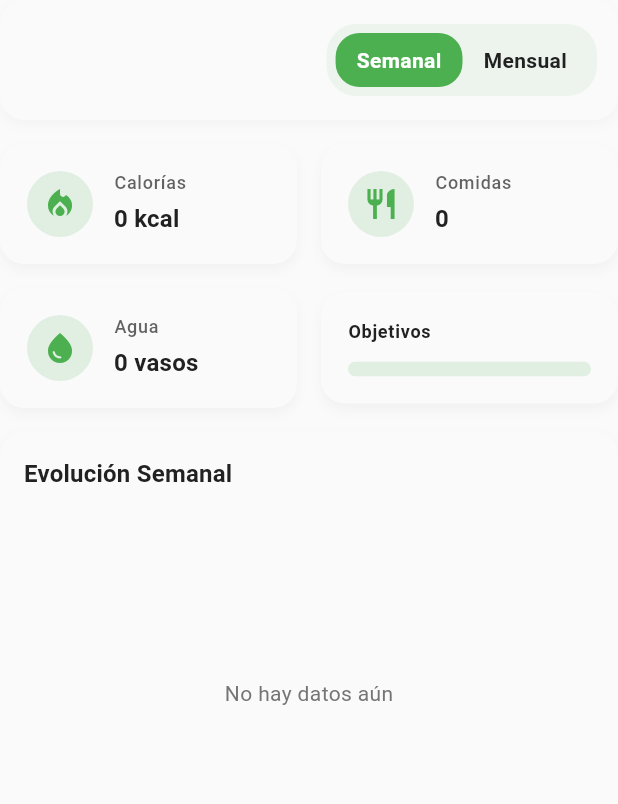
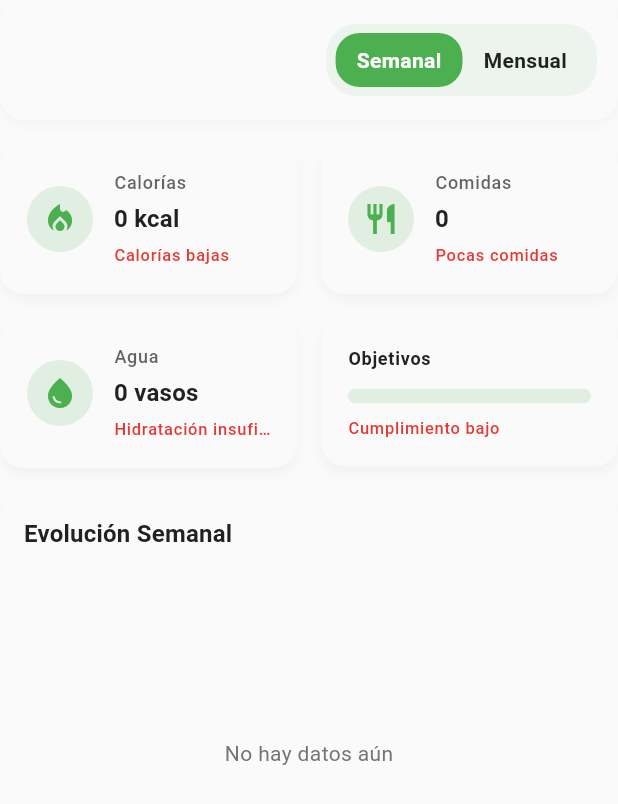
Before and after one commit to BorjaZRB/Zaitec.FCT.nutripro_1, a Flutter app: the DashboardWidget widget shown alone on an empty page, opened directly with empty values, on a phone screen of 412 x 824 dp. Shown: the top 804 px of the screen. Run offline on Flutter 3.47's test engine with Material 3 defaults, Android fonts, the phone set to English and light mode, and no system bars; our stand-ins replace cached_network_image, cloud_firestore, firebase_auth, firebase_core, fl_chart, flutter_local_notifications; accounts and stored records are empty.

Commit message:
mensajes de alerta

```diff
--- a/nutripro_1/lib/presentation/widgets/dashboard_widget.dart
+++ b/nutripro_1/lib/presentation/widgets/dashboard_widget.dart
@@ -30,6 +30,10 @@ class _DashboardWidgetState extends State<DashboardWidget> {
   Widget build(BuildContext context) {
     final cs = Theme.of(context).colorScheme;
     final tt = Theme.of(context).textTheme;
+    final bool aguaBaja = widget.water < 4;
+    final bool comidasBajas = widget.meals < 3;
+    final bool caloriasBajas = widget.calories < 1200;
+    final bool objetivosBajos = widget.goalsProgress < 0.4;
 
     return Column(
       crossAxisAlignment: CrossAxisAlignment.start,
@@ -39,16 +43,41 @@ class _DashboardWidgetState extends State<DashboardWidget> {
 
         Row(
           children: [
-            Expanded(child: _statCard(context, Icons.local_fire_department, 'Calorías', '${widget.calories} kcal')),
+            Expanded(
+              child: _statCard(
+                context,
+                Icons.local_fire_department,
+                'Calorías',
+                '${widget.calories} kcal',
+                alerta: caloriasBajas ? 'Calorías bajas' : null,
+              ),
+            ),
             const SizedBox(width: 16),
-            Expanded(child: _statCard(context, Icons.restaurant, 'Comidas', '${widget.meals}')),
+            Expanded(
+              child: _statCard(
+                context,
+                Icons.restaurant,
+                'Comidas',
+                '${widget.meals}',
+                alerta: comidasBajas ? 'Pocas comidas' : null,
+              ),
+            ),
           ],
         ),
         const SizedBox(height: 16),
 
         Row(
           children: [
-            Expanded(child: _statCard(context, Icons.water_drop, 'Agua', '${widget.water.toInt()} vasos')),
+            Expanded(
+              child: _statCard(
+                context,
+                Icons.water_drop,
+                'Agua',
+                '${widget.water.toInt()} vasos',
+                alerta: aguaBaja ? 'Hidratación insuficiente' : null,
+              ),
+            ),
+
             const SizedBox(width: 16),
             Expanded(child: _goalsCard(context)),
           ],
@@ -121,7 +150,7 @@ class _DashboardWidgetState extends State<DashboardWidget> {
     );
   }
 
-  Widget _statCard(BuildContext context, IconData icon, String title, String value) {
+  Widget _statCard(BuildContext context, IconData icon, String title, String value, {String? alerta}){
     final cs = Theme.of(context).colorScheme;
     final tt = Theme.of(context).textTheme;
 
@@ -140,13 +169,28 @@ class _DashboardWidgetState extends State<DashboardWidget> {
             child: Icon(icon, color: cs.primary, size: 24),
           ),
           const SizedBox(width: 14),
-          Column(
+          Expanded(
+            child: Column(
               crossAxisAlignment: CrossAxisAlignment.start,
               children: [
                 Text(title, style: tt.labelMedium?.copyWith(color: cs.onSurface.withOpacity(0.7))),
                 const SizedBox(height: 4),
                 Text(value, style: tt.titleMedium?.copyWith(fontWeight: FontWeight.bold)),
+                if (alerta != null)
+                  Padding(
+                    padding: const EdgeInsets.only(top: 4),
+                    child: SizedBox(
+                      width: 140,
+                      child: Text(
+                        alerta,
+                        style: tt.labelSmall?.copyWith(color: cs.error),
+                        softWrap: true,
+                        overflow: TextOverflow.ellipsis,
+                    ),
+                  ),
+                ),
               ],
+            ),
           ),
         ],
       ),
@@ -178,6 +222,15 @@ class _DashboardWidgetState extends State<DashboardWidget> {
               valueColor: AlwaysStoppedAnimation(cs.primary),
             ),
           ),
+          if (widget.goalsProgress < 0.4)
+            Padding(
+              padding: const EdgeInsets.only(top: 8),
+              child: Text(
+                'Cumplimiento bajo',
+                style: tt.labelSmall?.copyWith(color: cs.error),
+              ),
+            ),
+
         ],
       ),
     );
```
Lines whose indentation alone changed are shown as unchanged.
